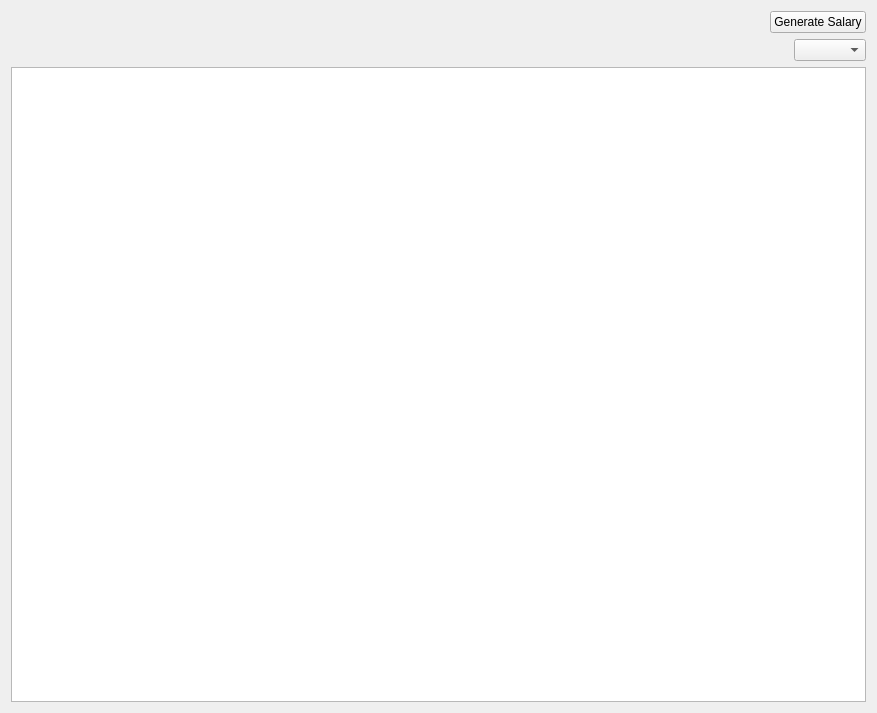
First picture: the form in ui/widgets/salarywidget.ui, repository ahmedivy/hr-ms, before the edit.
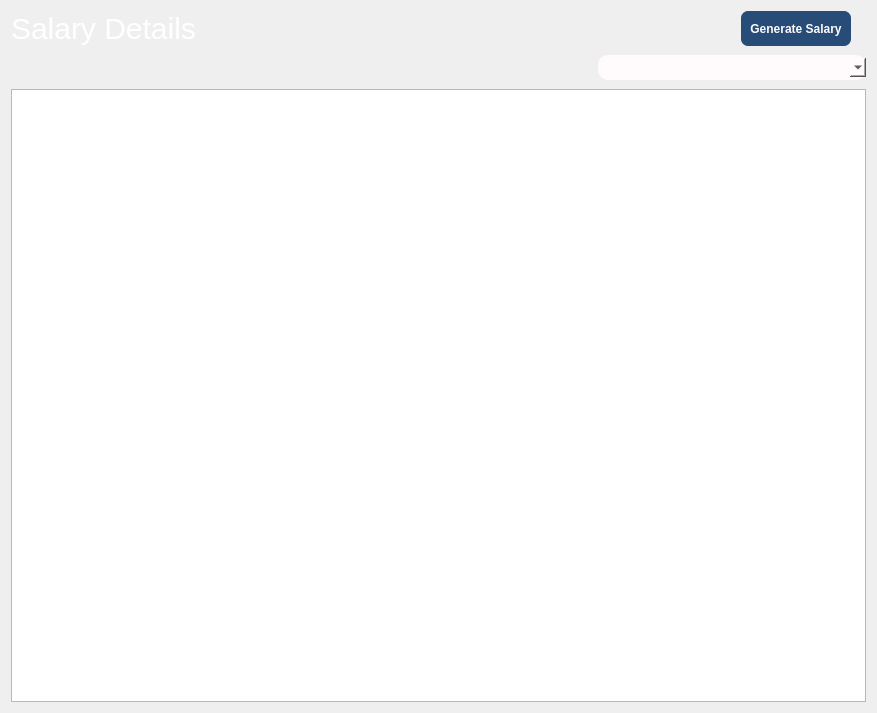
Second picture: the form after the edit.

What changed in the file:
```diff
--- a/ui/widgets/salarywidget.ui
+++ b/ui/widgets/salarywidget.ui
@@ -18,6 +18,17 @@
     <layout class="QVBoxLayout" name="mainLayout" stretch="2,10">
      <item>
       <layout class="QHBoxLayout" name="horizontalLayout_2">
+       <item>
+        <widget class="QLabel" name="label">
+         <property name="styleSheet">
+          <string notr="true">font-size: 30px;
+color: white;</string>
+         </property>
+         <property name="text">
+          <string>Salary Details</string>
+         </property>
+        </widget>
+       </item>
        <item>
         <spacer name="horizontalSpacer">
          <property name="orientation">
@@ -33,6 +44,35 @@
        </item>
        <item>
         <widget class="QPushButton" name="generateSalaryButton">
+         <property name="styleSheet">
+          <string notr="true">QPushButton{
+background-color: #274c77;
+color:#FFFAFB;
+font:bold;
+padding: 5px;
+border-radius:7px;
+width: 100px;
+margin-right:15px;
+height: 25px;
+}
+
+QPushButton:hover {
+  background-color: #4cc9f0;
+  color:black;
+font:bold;
+padding: 5px;
+border-radius:7px;
+}
+
+QPushButton:clicked{
+ background-color: rgb(255, 233, 67);
+  color:black;
+font:bold;
+padding: 3px;
+border-radius:10px;
+
+}</string>
+         </property>
          <property name="text">
           <string>Generate Salary</string>
          </property>
@@ -58,7 +98,15 @@
           </spacer>
          </item>
          <item>
-          <widget class="QComboBox" name="orgField"/>
+          <widget class="QComboBox" name="orgField">
+           <property name="styleSheet">
+            <string notr="true">background-color:#FFFAFB;
+border-radius:10px;
+width:250px;
+height: 25px;
+margin: 3px 0;</string>
+           </property>
+          </widget>
          </item>
         </layout>
        </item>
```
